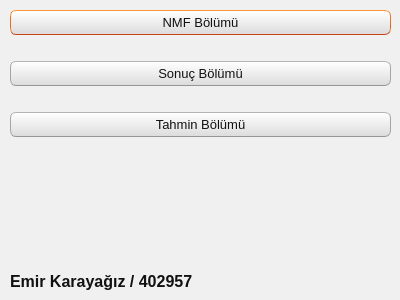
Qt form main.ui (emirkyz/topic_model_ui) before a commit.
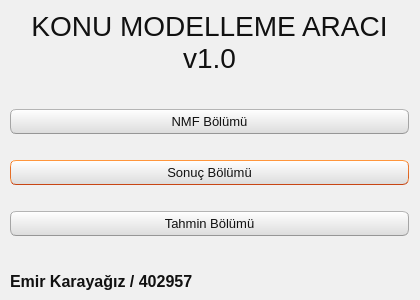
The same form after that commit.

Patch:
```diff
--- a/main.ui
+++ b/main.ui
@@ -6,7 +6,7 @@
    <rect>
     <x>0</x>
     <y>0</y>
-    <width>400</width>
+    <width>420</width>
     <height>300</height>
    </rect>
   </property>
@@ -516,7 +516,7 @@
     <rect>
      <x>10</x>
      <y>10</y>
-     <width>381</width>
+     <width>399</width>
      <height>281</height>
     </rect>
    </property>
@@ -526,56 +526,8 @@
     </font>
    </property>
    <layout class="QGridLayout" name="gridLayout">
-    <item row="5" column="0">
-     <spacer name="verticalSpacer">
-      <property name="font">
-       <font>
-        <pointsize>10</pointsize>
-       </font>
-      </property>
-      <property name="orientation">
-       <enum>Qt::Vertical</enum>
-      </property>
-      <property name="sizeHint" stdset="0">
-       <size>
-        <width>20</width>
-        <height>40</height>
-       </size>
-      </property>
-     </spacer>
-    </item>
-    <item row="0" column="0">
-     <widget class="QPushButton" name="nmf_buton">
-      <property name="font">
-       <font>
-        <pointsize>10</pointsize>
-       </font>
-      </property>
-      <property name="text">
-       <string>NMF Bölümü</string>
-      </property>
-     </widget>
-    </item>
-    <item row="1" column="0">
-     <spacer name="horizontalSpacer">
-      <property name="font">
-       <font>
-        <pointsize>10</pointsize>
-       </font>
-      </property>
-      <property name="orientation">
-       <enum>Qt::Horizontal</enum>
-      </property>
-      <property name="sizeHint" stdset="0">
-       <size>
-        <width>40</width>
-        <height>20</height>
-       </size>
-      </property>
-     </spacer>
-    </item>
     <item row="3" column="0">
-     <spacer name="horizontalSpacer_2">
+     <spacer name="horizontalSpacer">
       <property name="font">
        <font>
         <pointsize>10</pointsize>
@@ -593,18 +545,6 @@
      </spacer>
     </item>
     <item row="4" column="0">
-     <widget class="QPushButton" name="tahmin_buton">
-      <property name="font">
-       <font>
-        <pointsize>10</pointsize>
-       </font>
-      </property>
-      <property name="text">
-       <string>Tahmin Bölümü</string>
-      </property>
-     </widget>
-    </item>
-    <item row="2" column="0">
      <widget class="QPushButton" name="sonuclar_buton">
       <property name="font">
        <font>
@@ -616,7 +556,20 @@
       </property>
      </widget>
     </item>
-    <item row="6" column="0">
+    <item row="1" column="0">
+     <spacer name="verticalSpacer_2">
+      <property name="orientation">
+       <enum>Qt::Vertical</enum>
+      </property>
+      <property name="sizeHint" stdset="0">
+       <size>
+        <width>20</width>
+        <height>40</height>
+       </size>
+      </property>
+     </spacer>
+    </item>
+    <item row="8" column="0">
      <widget class="QLabel" name="label">
       <property name="font">
        <font>
@@ -630,6 +583,87 @@
       </property>
      </widget>
     </item>
+    <item row="2" column="0">
+     <widget class="QPushButton" name="nmf_buton">
+      <property name="font">
+       <font>
+        <pointsize>10</pointsize>
+       </font>
+      </property>
+      <property name="text">
+       <string>NMF Bölümü</string>
+      </property>
+     </widget>
+    </item>
+    <item row="7" column="0">
+     <spacer name="verticalSpacer">
+      <property name="font">
+       <font>
+        <pointsize>10</pointsize>
+       </font>
+      </property>
+      <property name="orientation">
+       <enum>Qt::Vertical</enum>
+      </property>
+      <property name="sizeHint" stdset="0">
+       <size>
+        <width>20</width>
+        <height>40</height>
+       </size>
+      </property>
+     </spacer>
+    </item>
+    <item row="5" column="0">
+     <spacer name="horizontalSpacer_2">
+      <property name="font">
+       <font>
+        <pointsize>10</pointsize>
+       </font>
+      </property>
+      <property name="orientation">
+       <enum>Qt::Horizontal</enum>
+      </property>
+      <property name="sizeHint" stdset="0">
+       <size>
+        <width>40</width>
+        <height>20</height>
+       </size>
+      </property>
+     </spacer>
+    </item>
+    <item row="6" column="0">
+     <widget class="QPushButton" name="tahmin_buton">
+      <property name="font">
+       <font>
+        <pointsize>10</pointsize>
+       </font>
+      </property>
+      <property name="text">
+       <string>Tahmin Bölümü</string>
+      </property>
+     </widget>
+    </item>
+    <item row="0" column="0">
+     <widget class="QLabel" name="label_2">
+      <property name="font">
+       <font>
+        <pointsize>21</pointsize>
+       </font>
+      </property>
+      <property name="text">
+       <string>KONU MODELLEME ARACI v1.0</string>
+      </property>
+      <property name="scaledContents">
+       <bool>false</bool>
+      </property>
+      <property name="alignment">
+       <set>Qt::AlignCenter</set>
+      </property>
+      <property name="wordWrap">
+       <bool>true</bool>
+      </property>
+     </widget>
+    </item>
    </layout>
   </widget>
  </widget>
```
